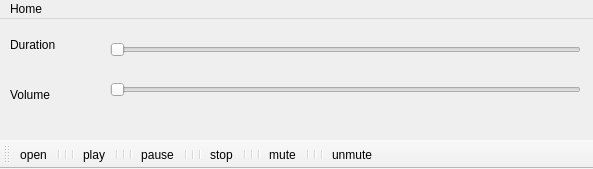
Before: the Qt Designer form Application/media_player/audio.ui in nnwijesuriya/SE-Y03-C-Plus-And-Cross-Platform-Development, drawn with Qt 5.
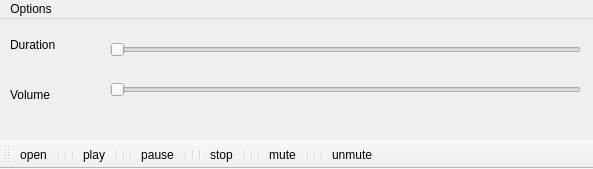
After: the same form once the commit is applied. Icons and pictures are not drawn.

```diff
--- a/Application/media_player/audio.ui
+++ b/Application/media_player/audio.ui
@@ -84,7 +84,7 @@
    </property>
    <widget class="QMenu" name="menuFile">
     <property name="title">
-     <string>Home</string>
+     <string>Options</string>
     </property>
     <addaction name="actionhome"/>
    </widget>
```
Left out of the diff: 24 changed lines with no effect on the pictures.
